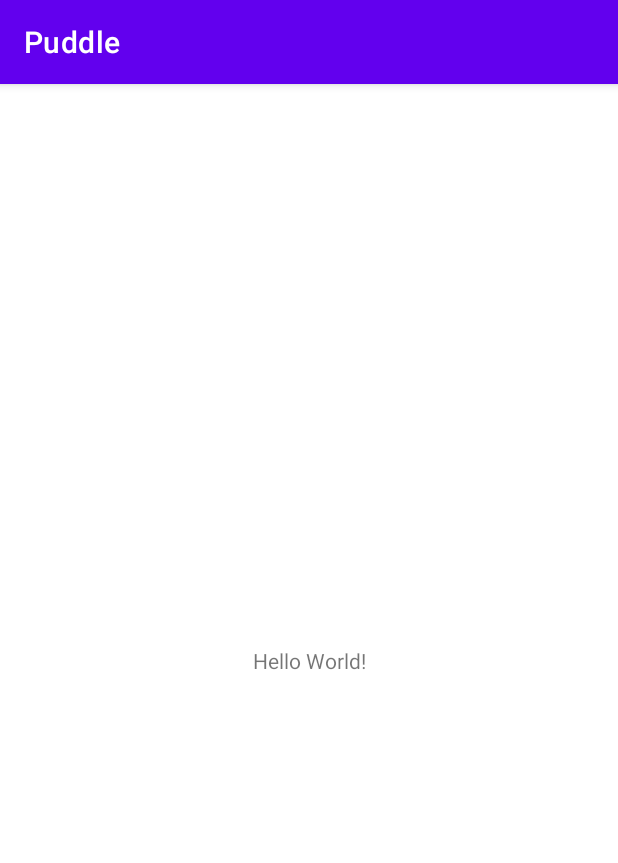
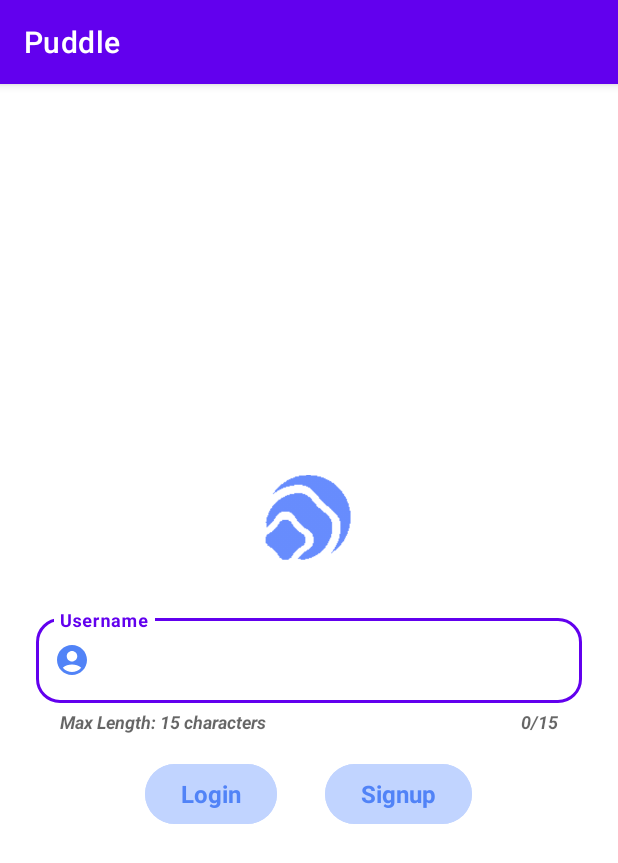
Before and after one commit to Sespeck/NUMAD22Su_Team24_Puddle, an Android app: the screen it shows after launch (MainActivity before the commit, LoginActivity after it), on a phone screen of 412 x 824 dp. Shown: the top 863 px of the screen. Run offline under Robolectric (Android 15) with nearby library versions, the phone set to English and light mode, and no system bars; our stand-ins replace Firebase (no records; nobody signed in at launch, a user with empty details on screens opened directly).

Commit message:
Added login signup

```diff
--- /dev/null
+++ b/app/src/main/java/com/cs5520/assignments/numad22su_team24_puddle/LoginActivity.java
@@ -0,0 +1,77 @@
+package com.cs5520.assignments.numad22su_team24_puddle;
+
+import androidx.appcompat.app.AppCompatActivity;
+import androidx.appcompat.widget.Toolbar;
+
+import android.content.Intent;
+import android.os.Bundle;
+import android.view.View;
+import android.widget.Button;
+import android.widget.Toast;
+
+import com.cs5520.assignments.numad22su_team24_puddle.Utils.FirebaseDB;
+import com.cs5520.assignments.numad22su_team24_puddle.Utils.Util;
+import com.google.android.material.textfield.TextInputEditText;
+import com.google.firebase.auth.FirebaseAuth;
+import com.google.firebase.auth.FirebaseUser;
+
+public class LoginActivity extends AppCompatActivity {
+
+    private Button loginButton, signupButton;
+    private TextInputEditText usernameEditText;
+
+    FirebaseAuth auth;
+    FirebaseUser firebaseUser;
+
+    @Override
+    protected void onStart() {
+        super.onStart();
+        firebaseUser = auth.getCurrentUser();
+
+        // checking for users existence: Saving the current user
+        if(firebaseUser != null){
+            startActivity(new Intent(LoginActivity.this, MainActivity.class));
+            finish();
+        }
+    }
+
+    @Override
+    protected void onCreate(Bundle savedInstanceState) {
+        super.onCreate(savedInstanceState);
+        setContentView(R.layout.activity_login);
+        auth = FirebaseAuth.getInstance();
+        loginButton = findViewById(R.id.button_login);
+        signupButton = findViewById(R.id.button_signup);
+        usernameEditText = findViewById(R.id.username_et);
+
+        loginButton.setOnClickListener(v -> {
+            if (!Util.isNetworkConnected(this)) {
+                Toast.makeText(this, "Please check your internet connection!", Toast.LENGTH_SHORT).show();
+                return;
+            }
+            FirebaseDB.getInstanceFirebaseAuth().signInWithEmailAndPassword(
+                    usernameEditText.getText().toString().trim()+"@puddle.com",
+                    "123456").addOnCompleteListener(task -> {
+                if(task.isSuccessful()){
+                    // Successfully Logged in
+                    Intent intent = new Intent(LoginActivity.this, MainActivity.class);
+                    intent.addFlags(Intent.FLAG_ACTIVITY_CLEAR_TASK | Intent.FLAG_ACTIVITY_NEW_TASK);
+                    intent.putExtra("loginUserName", usernameEditText.getText().toString().trim());
+                    finish();
+                    startActivity(intent);
+                } else {
+                    // Error
+                    Toast.makeText(LoginActivity.this, "Error logging in! Please check the credentials.", Toast.LENGTH_SHORT).show();
+                }
+            });
+        });
+
+        signupButton.setOnClickListener(new View.OnClickListener() {
+            @Override
+            public void onClick(View v) {
+                Intent intent = new Intent(LoginActivity.this, SignupActivity.class);
+                startActivity(intent);
+            }
+        });
+    }
+}
--- /dev/null
+++ b/app/src/main/res/drawable/account_circle.xml
@@ -0,0 +1,5 @@
+<vector android:height="24dp" android:tint="@color/login_signup_text_color"
+    android:viewportHeight="24" android:viewportWidth="24"
+    android:width="24dp" xmlns:android="http://schemas.android.com/apk/res/android">
+    <path android:fillColor="@android:color/white" android:pathData="M12,2C6.48,2 2,6.48 2,12s4.48,10 10,10s10,-4.48 10,-10S17.52,2 12,2zM12,6c1.93,0 3.5,1.57 3.5,3.5S13.93,13 12,13s-3.5,-1.57 -3.5,-3.5S10.07,6 12,6zM12,20c-2.03,0 -4.43,-0.82 -6.14,-2.88C7.55,15.8 9.68,15 12,15s4.45,0.8 6.14,2.12C16.43,19.18 14.03,20 12,20z"/>
+</vector>
--- /dev/null
+++ b/app/src/main/res/drawable/email.xml
@@ -0,0 +1,5 @@
+<vector android:height="24dp" android:tint="@color/login_signup_text_color"
+    android:viewportHeight="24" android:viewportWidth="24"
+    android:width="24dp" xmlns:android="http://schemas.android.com/apk/res/android">
+    <path android:fillColor="@android:color/white" android:pathData="M20,4L4,4c-1.1,0 -1.99,0.9 -1.99,2L2,18c0,1.1 0.9,2 2,2h16c1.1,0 2,-0.9 2,-2L22,6c0,-1.1 -0.9,-2 -2,-2zM20,8l-8,5 -8,-5L4,6l8,5 8,-5v2z"/>
+</vector>
--- /dev/null
+++ b/app/src/main/res/layout/activity_login.xml
@@ -0,0 +1,96 @@
+<?xml version="1.0" encoding="utf-8"?>
+<androidx.constraintlayout.widget.ConstraintLayout xmlns:android="http://schemas.android.com/apk/res/android"
+    xmlns:app="http://schemas.android.com/apk/res-auto"
+    xmlns:tools="http://schemas.android.com/tools"
+    android:layout_width="match_parent"
+    android:layout_height="match_parent"
+    android:fitsSystemWindows="true"
+    tools:context=".LoginActivity">
+
+    <LinearLayout
+        android:layout_width="match_parent"
+        android:layout_height="@dimen/fit_constraint"
+        android:orientation="vertical"
+        app:layout_constraintBottom_toBottomOf="parent"
+        app:layout_constraintEnd_toEndOf="parent"
+        app:layout_constraintStart_toStartOf="parent"
+        app:layout_constraintTop_toTopOf="parent"
+        android:gravity="center_vertical">
+
+
+        <ImageView
+            android:id="@+id/app_icon"
+            android:layout_width="@dimen/icon_size"
+            android:layout_height="@dimen/icon_size"
+            android:layout_gravity="center"
+            android:src="@drawable/icon_puddle"
+            />
+
+        <com.google.android.material.textfield.TextInputLayout
+
+            android:id="@+id/username_layout"
+            style="@style/Widget.MaterialComponents.TextInputLayout.OutlinedBox"
+            android:layout_width="match_parent"
+            android:layout_height="wrap_content"
+            android:layout_marginStart="@dimen/margin_xl"
+            android:layout_marginEnd="@dimen/margin_xl"
+            android:layout_marginTop="@dimen/margin_large"
+            android:hint="@string/username"
+            android:textColorHint="@color/login_signup_text_color"
+            app:boxCornerRadiusBottomEnd="@dimen/login_signup_rounded_corners"
+            app:boxCornerRadiusBottomStart="@dimen/login_signup_rounded_corners"
+            app:boxCornerRadiusTopEnd="@dimen/login_signup_rounded_corners"
+            app:boxCornerRadiusTopStart="@dimen/login_signup_rounded_corners"
+            app:boxStrokeWidth="3dp"
+            app:counterEnabled="true"
+            app:counterMaxLength="15"
+            app:counterOverflowTextColor="@android:color/holo_red_light"
+            app:counterTextAppearance="@style/HelperTextAppearance"
+            app:helperText="@string/helper_text_login"
+            app:helperTextEnabled="true"
+            app:helperTextTextAppearance="@style/HelperTextAppearance"
+            app:hintAnimationEnabled="true"
+            app:hintEnabled="true"
+            app:startIconDrawable="@drawable/account_circle"
+            app:startIconTint="@color/login_signup_text_color">
+
+            <com.google.android.material.textfield.TextInputEditText
+                android:id="@+id/username_et"
+                android:layout_width="match_parent"
+                android:layout_height="wrap_content"
+                android:textSize="@dimen/font_size_mid"
+                android:textStyle="bold" />
+
+        </com.google.android.material.textfield.TextInputLayout>
+
+        <LinearLayout
+            android:layout_width="wrap_content"
+            android:layout_height="wrap_content"
+            android:layout_gravity="center"
+            android:orientation="horizontal">
+            <Button
+                android:layout_margin="@dimen/margin_large"
+                android:id="@+id/button_login"
+                style="@style/Widget.Material3.Button.TonalButton"
+                android:layout_width="wrap_content"
+                android:layout_height="wrap_content"
+                android:backgroundTint="@color/login_signup_button_background"
+                android:text="@string/login"
+                android:textColor="@color/login_signup_text_color"
+                android:textSize="@dimen/font_size_mid"
+                android:textStyle="bold" />
+
+            <Button
+                android:layout_margin="@dimen/margin_large"
+                android:id="@+id/button_signup"
+                style="@style/Widget.Material3.Button.TonalButton"
+                android:layout_width="wrap_content"
+                android:layout_height="wrap_content"
+                android:backgroundTint="@color/login_signup_button_background"
+                android:text="@string/signup"
+                android:textColor="@color/login_signup_text_color"
+                android:textSize="@dimen/font_size_mid"
+                android:textStyle="bold" />
+        </LinearLayout>
+    </LinearLayout>
+</androidx.constraintlayout.widget.ConstraintLayout>
--- a/app/src/main/res/layout/activity_main.xml
+++ b/app/src/main/res/layout/activity_main.xml
@@ -7,6 +7,7 @@
     tools:context=".MainActivity">
 
     <TextView
+        android:id="@+id/hello_world"
         android:layout_width="wrap_content"
         android:layout_height="wrap_content"
         android:text="Hello World!"
--- a/app/src/main/res/values/colors.xml
+++ b/app/src/main/res/values/colors.xml
@@ -7,4 +7,7 @@
     <color name="teal_700">#FF018786</color>
     <color name="black">#FF000000</color>
     <color name="white">#FFFFFFFF</color>
+
+    <color name="login_signup_text_color">#5183F7</color>
+    <color name="login_signup_button_background">#C1D4FF</color>
 </resources>
--- a/app/src/main/res/values/dimensions.xml
+++ b/app/src/main/res/values/dimensions.xml
@@ -13,7 +13,10 @@
     <dimen name="padding_xl">24dp</dimen>
 
     <dimen name="font_size_small">10sp</dimen>
-    <dimen name="font_size_mid">14sp</dimen>
+    <dimen name="font_size_mid">16sp</dimen>
     <dimen name="font_size_large">20sp</dimen>
     <dimen name="font_size_xl">24sp</dimen>
+
+    <dimen name="icon_size">80dp</dimen>
+    <dimen name="login_signup_rounded_corners">16dp</dimen>
 </resources>
--- a/app/src/main/res/values/strings.xml
+++ b/app/src/main/res/values/strings.xml
@@ -1,3 +1,9 @@
 <resources>
     <string name="app_name">Puddle</string>
+    <string name="helper_text_login">Max Length: 15 characters</string>
+    <string name="username">Username</string>
+    <string name="login">Login</string>
+    <string name="signup">Signup</string>
+    <string name="email">Email</string>
+
 </resources>
```
Also changed, not shown: app/src/main/AndroidManifest.xml (+9 -2 lines), app/src/main/java/com/cs5520/assignments/numad22su_team24_puddle/SignupActivity.java (added, +38 -0 lines), app/src/main/java/com/cs5520/assignments/numad22su_team24_puddle/Utils/FirebaseDB.java (added, +65 -0 lines), app/src/main/java/com/cs5520/assignments/numad22su_team24_puddle/Utils/Util.java (added, +12 -0 lines), app/src/main/res/layout/activity_signup.xml (added, +101 -0 lines), app/src/main/res/values/themes.xml (+27 -0 lines), app/src/main/res/drawable/icon_puddle.png (added).
